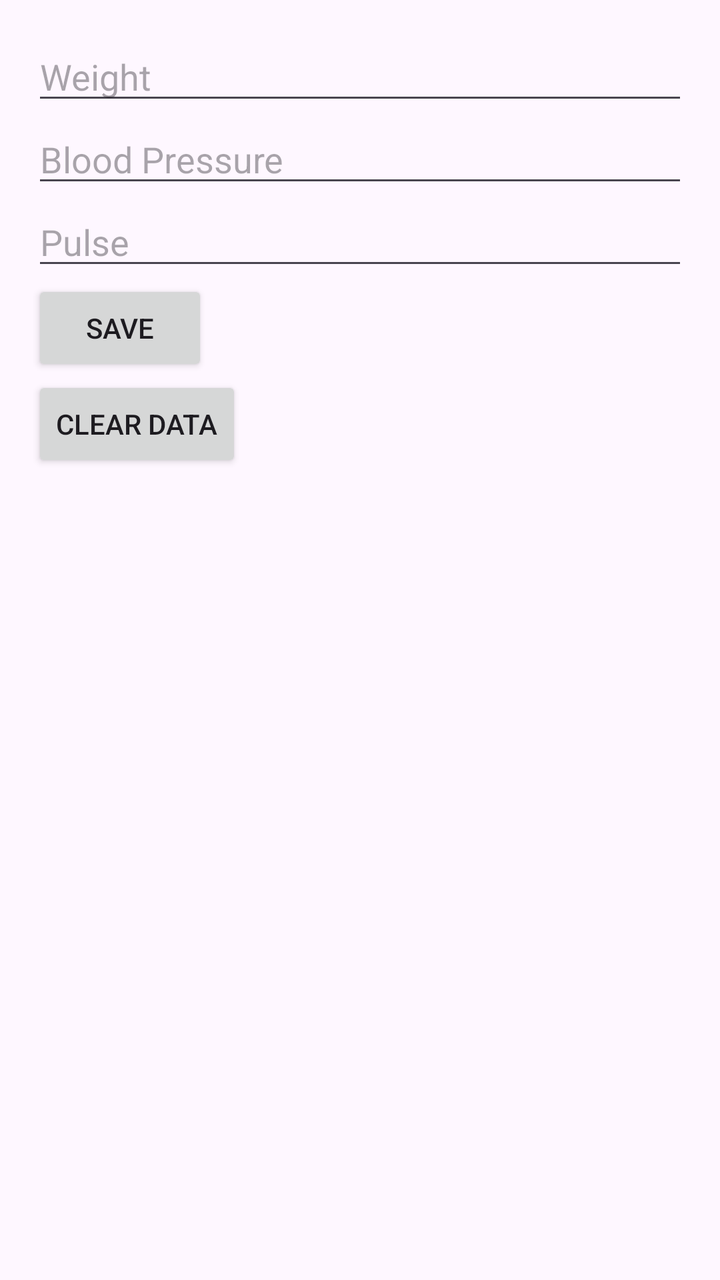
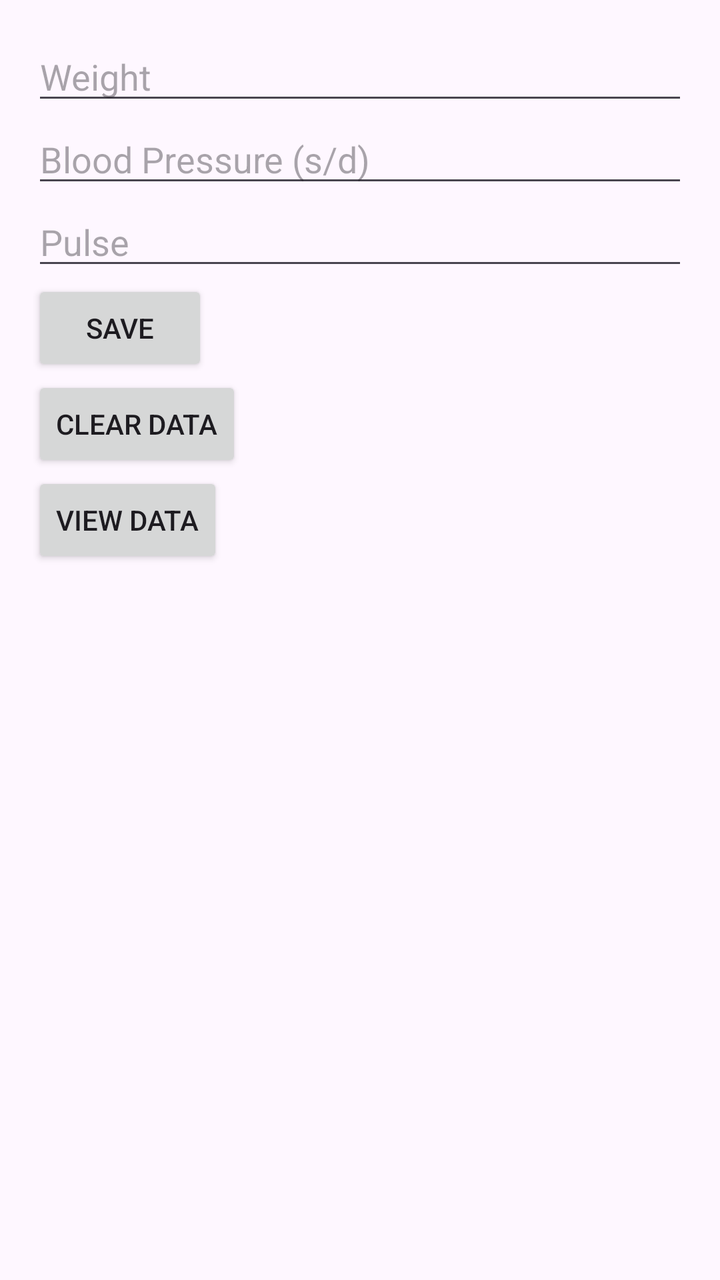

Two renders of the same Android screen: before a commit and after it. Below are the layout's source before the change and the commit's diff.
<!-- AndroidManifest.xml: application theme Theme.MHHP -->
<!-- res/layout/fragment_health_parameters.xml -->
<?xml version="1.0" encoding="utf-8"?>
<LinearLayout xmlns:android="http://schemas.android.com/apk/res/android"
    android:layout_width="match_parent"
    android:layout_height="match_parent"
    android:orientation="vertical"
    android:padding="16dp">

    <EditText
        android:id="@+id/weightInput"
        android:layout_width="match_parent"
        android:layout_height="wrap_content"
        android:hint="Weight" />

    <EditText
        android:id="@+id/bloodPressureInput"
        android:layout_width="match_parent"
        android:layout_height="wrap_content"
        android:hint="Blood Pressure" />

    <EditText
        android:id="@+id/pulseInput"
        android:layout_width="match_parent"
        android:layout_height="wrap_content"
        android:hint="Pulse" />

    <Button
        android:id="@+id/saveButton"
        android:layout_width="wrap_content"
        android:layout_height="wrap_content"
        android:text="Save" />
    <Button
        android:id="@+id/clearDataButton"
        android:layout_width="wrap_content"
        android:layout_height="wrap_content"
        android:text="Clear Data" />


</LinearLayout>
<!-- resources referenced by this layout -->
<resources>
  <style name="Theme.MHHP" parent="Base.Theme.MHHP" />
  <style name="Base.Theme.MHHP" parent="Theme.Material3.DayNight.NoActionBar">
          
          
          <item name="colorPrimary">@color/clown</item>
      </style>
  <color name="clown">#44944a</color>
</resources>

<!-- the commit's change to res/layout/fragment_health_parameters.xml (unified diff, before → after) -->
@@ -15,7 +15,7 @@
         android:id="@+id/bloodPressureInput"
         android:layout_width="match_parent"
         android:layout_height="wrap_content"
-        android:hint="Blood Pressure" />
+        android:hint="Blood Pressure (s/d)" />
 
     <EditText
         android:id="@+id/pulseInput"
@@ -34,5 +34,11 @@
         android:layout_height="wrap_content"
         android:text="Clear Data" />
 
+    <Button
+        android:id="@+id/viewDataButton"
+        android:layout_width="wrap_content"
+        android:layout_height="wrap_content"
+        android:text="View Data" />
+
 
 </LinearLayout>
